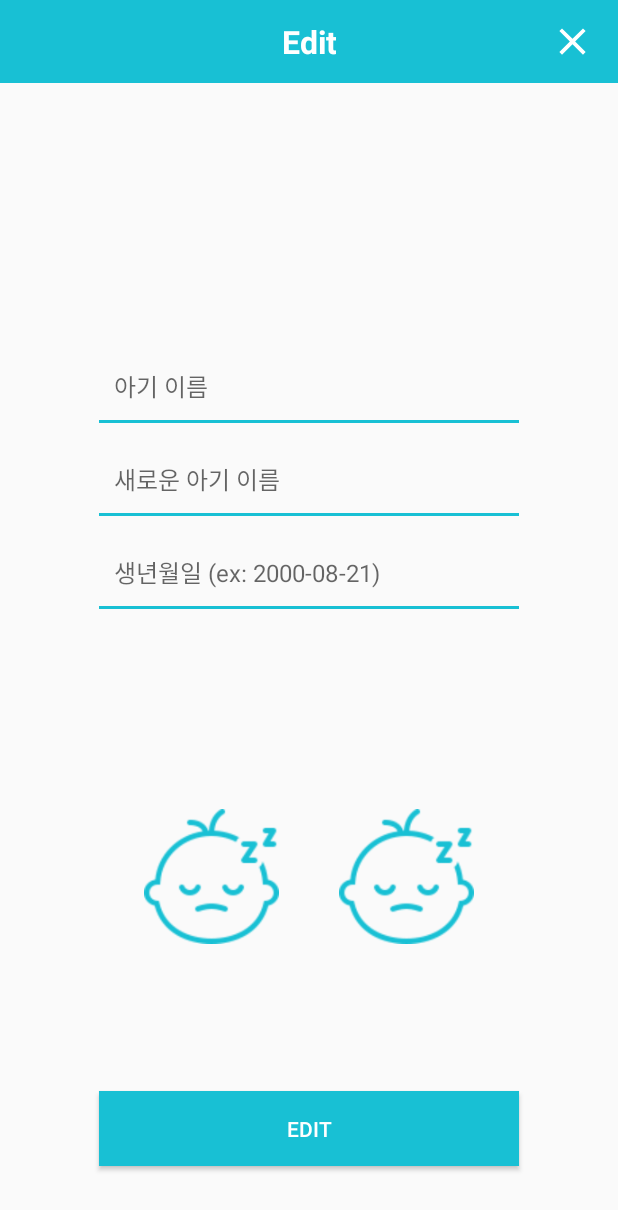
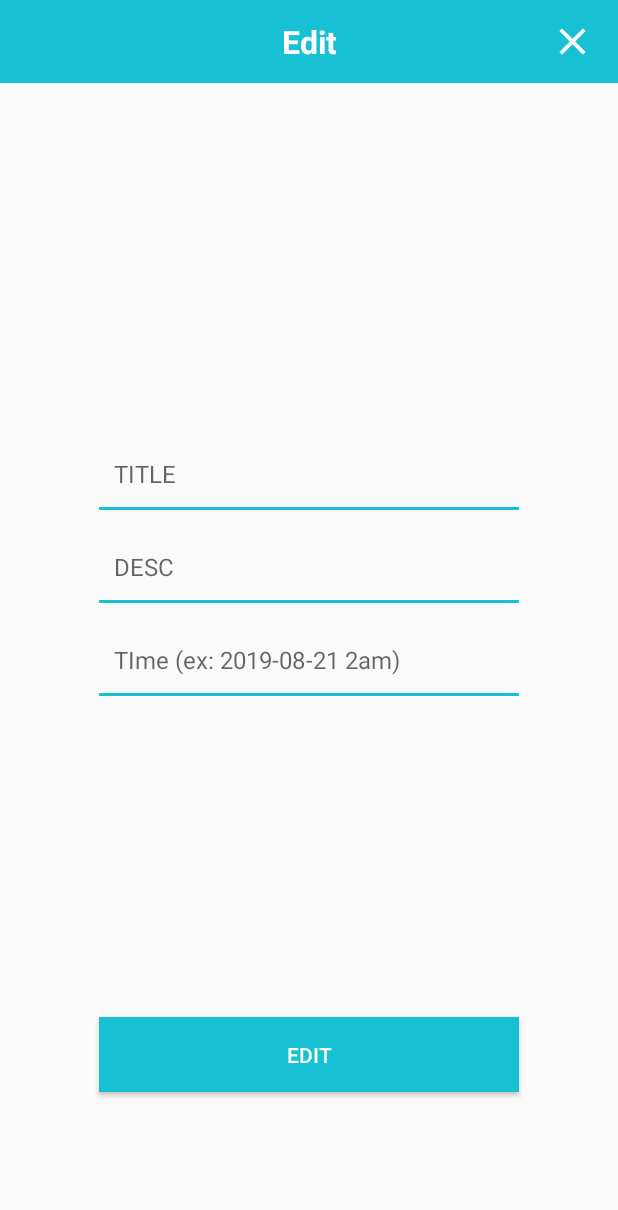
Before and after one commit to En-YJ/ImagineBaby, an Android app: the RecordsEditActivity screen opened directly, with no data from a screen before it, after a tap on "EDIT", on a phone screen of 412 x 824 dp. Shown: the top 1210 px of the screen. Run offline under Robolectric (Android 15) with nearby library versions, the phone set to English and light mode, and no system bars.

```diff
--- a/app/src/main/java/com/example/imaginebaby/DiaperFragment.java
+++ b/app/src/main/java/com/example/imaginebaby/DiaperFragment.java
@@ -97,8 +97,8 @@ public class DiaperFragment extends Fragment {
         barChart.setDescription(null); //디스크립션
 
 
-        BarDataSet set = new BarDataSet(entries, "일일 기저귀 교체 횟수");
-
+        BarDataSet set = new BarDataSet(entries, "Diaper");
+        set.setColors(Color.parseColor("#29a19c"));
         BarData data = new BarData(set);
         data.setValueFormatter(new StackedValueFormatter(true, "", 0));
         data.setBarWidth(0.9f); // set custom bar width
--- a/app/src/main/java/com/example/imaginebaby/ListAdapter.java
+++ b/app/src/main/java/com/example/imaginebaby/ListAdapter.java
@@ -114,7 +114,7 @@ public class ListAdapter extends ArrayAdapter<RecordsListItem> {
             holder.frontView.setOnClickListener(new View.OnClickListener() {
                 @Override
                 public void onClick(View view) {
-                    Toast.makeText(getContext(), "클릭..!", Toast.LENGTH_SHORT).show();
+                    //Toast.makeText(getContext(), "클릭..!", Toast.LENGTH_SHORT).show();
                 }
             });
         }
--- a/app/src/main/java/com/example/imaginebaby/MealFragment.java
+++ b/app/src/main/java/com/example/imaginebaby/MealFragment.java
@@ -123,7 +123,7 @@ public class MealFragment extends Fragment implements OnChartValueSelectedListen
         set1 = new BarDataSet(entries, "");
         set1.setDrawIcons(false);
         set1.setColors(getColors());
-        set1.setStackLabels(new String[]{"모유", "분유", "이유식"});
+        set1.setStackLabels(new String[]{"BreastMilk", "Milk", "Food"});
 
         ArrayList<IBarDataSet> dataSets = new ArrayList<>();
         dataSets.add(set1);
--- a/app/src/main/java/com/example/imaginebaby/RecordsEditActivity.java
+++ b/app/src/main/java/com/example/imaginebaby/RecordsEditActivity.java
@@ -17,7 +17,6 @@ public class RecordsEditActivity extends AppCompatActivity {
 
     private EditText edit_prev_name, edit_new_name, edit_birth;
     private Button btn_change;
-    private int gender = 2;
 
     @Override
     protected void onCreate(Bundle savedInstanceState) {
@@ -38,7 +37,6 @@ public class RecordsEditActivity extends AppCompatActivity {
     }
 
     public void change_btn() {
-        Log.d("change_btn()", "호출");
 
         edit_new_name = (EditText) findViewById(R.id.edit_new_name);
         edit_prev_name = (EditText) findViewById(R.id.edit_prev_name);
@@ -48,10 +46,10 @@ public class RecordsEditActivity extends AppCompatActivity {
         String prev_baby_name = edit_prev_name.getText().toString();
         String birth = edit_birth.getText().toString();
 
-        if (new_baby_name.equals("") || prev_baby_name.equals("") || birth.equals("") || gender == 2) {
-            Toast.makeText(getApplicationContext(), "꼭 입력해 주세요.", Toast.LENGTH_LONG).show();
+        if (new_baby_name.equals("") || prev_baby_name.equals("") || birth.equals("") ) {
+            Toast.makeText(getApplicationContext(), "No whitespace.", Toast.LENGTH_LONG).show();
         } else if (new_baby_name.equals(" ") || prev_baby_name.equals(" ") || birth.equals(" ")) {
-            Toast.makeText(getApplicationContext(), "공백 금지", Toast.LENGTH_LONG).show();
+            Toast.makeText(getApplicationContext(), "No whitespace", Toast.LENGTH_LONG).show();
         }
 
     }
--- a/app/src/main/java/com/example/imaginebaby/SleepFragment.java
+++ b/app/src/main/java/com/example/imaginebaby/SleepFragment.java
@@ -90,7 +90,7 @@ public class SleepFragment extends Fragment {
 
         chart.setDescription(null); //디스크립션
 
-        BarDataSet set = new BarDataSet(entries, "일일 수면 횟수");
+        BarDataSet set = new BarDataSet(entries, "Sleep");
         BarData data = new BarData(set);
         data.setBarWidth(0.9f); // set custom bar width
         chart.setData(data);
--- a/app/src/main/res/layout/activity_records_edit.xml
+++ b/app/src/main/res/layout/activity_records_edit.xml
@@ -48,7 +48,7 @@
     <LinearLayout
         android:layout_width="match_parent"
         android:layout_height="match_parent"
-        android:layout_weight="1.5">
+        android:layout_weight="1.7">
 
     </LinearLayout>
 
@@ -64,7 +64,7 @@
             android:layout_width="280dp"
             android:layout_height="50dp"
             android:background="@drawable/edit_text"
-            android:hint="아기 이름"
+            android:hint="TITLE"
             android:textSize="16sp"
             android:drawablePadding="10dp"
             android:padding="10dp"
@@ -76,7 +76,7 @@
             android:layout_width="280dp"
             android:layout_height="50dp"
             android:background="@drawable/edit_text"
-            android:hint="새로운 아기 이름"
+            android:hint="DESC"
             android:textSize="16sp"
             android:drawablePadding="10dp"
             android:padding="10dp"
@@ -88,7 +88,7 @@
             android:layout_width="280dp"
             android:layout_height="50dp"
             android:background="@drawable/edit_text"
-            android:hint="생년월일 (ex: 2000-08-21)"
+            android:hint="TIme (ex: 2019-08-21 2am)"
             android:textSize="16sp"
             android:drawablePadding="10dp"
             android:padding="10dp"
@@ -97,33 +97,7 @@
 
     </LinearLayout>
 
-    <LinearLayout
-        android:layout_width="match_parent"
-        android:layout_height="match_parent"
-        android:layout_weight="1.3"
-        android:gravity="center">
 
-        <ImageButton
-            android:id="@+id/btn_boy"
-            android:layout_width="90dp"
-            android:layout_height="90dp"
-            android:src="@drawable/ic_sleep_face"
-            android:background="@android:color/transparent"
-            android:layout_marginLeft="30dp"
-            android:scaleType="centerCrop"
-            android:layout_marginRight="20dp" />
-
-        <ImageButton
-            android:id="@+id/btn_girl"
-            android:layout_width="90dp"
-            android:layout_height="90dp"
-            android:src="@drawable/ic_sleep_face"
-            android:scaleType="centerCrop"
-            android:background="@android:color/transparent"
-            android:layout_marginLeft="20dp"
-            android:layout_marginRight="30dp"/>
-
-    </LinearLayout>
 
     <LinearLayout
         android:layout_width="match_parent"
--- a/app/src/main/res/layout/growth_fragment.xml
+++ b/app/src/main/res/layout/growth_fragment.xml
@@ -141,7 +141,7 @@
                         android:layout_height="wrap_content"
                         android:layout_below="@+id/chart_tv01"
                         android:layout_marginTop="10dp"
-                        android:text="50"
+                        android:text="50 cm"
                         android:textAppearance="@style/TextAppearance.AppCompat.Large"
                         android:textColor="@color/black"
                         android:textSize="22dp" />
@@ -171,7 +171,7 @@
                         android:layout_height="wrap_content"
                         android:layout_below="@+id/chart_tv02"
                         android:layout_marginTop="10dp"
-                        android:text="100"
+                        android:text="15 kg"
                         android:textAppearance="@style/TextAppearance.AppCompat.Large"
                         android:textColor="@color/black"
                         android:textSize="22dp" />
@@ -201,7 +201,7 @@
                         android:layout_height="wrap_content"
                         android:layout_below="@+id/chart_tv03"
                         android:layout_marginTop="10dp"
-                        android:text="50"
+                        android:text="50 inch"
                         android:textAppearance="@style/TextAppearance.AppCompat.Large"
                         android:textColor="@color/black"
                         android:textSize="22dp" />
--- a/app/src/main/res/layout/meal_fragment.xml
+++ b/app/src/main/res/layout/meal_fragment.xml
@@ -144,7 +144,7 @@
                         android:layout_height="wrap_content"
                         android:layout_below="@+id/chart_tv02"
                         android:layout_marginTop="10dp"
-                        android:text="100Kg"
+                        android:text="7"
                         android:textAppearance="@style/TextAppearance.AppCompat.Large"
                         android:textColor="@color/black"
                         android:textSize="22dp" />
@@ -174,7 +174,7 @@
                         android:layout_height="wrap_content"
                         android:layout_below="@+id/chart_tv03"
                         android:layout_marginTop="10dp"
-                        android:text="999kg"
+                        android:text="7 ml"
                         android:textAppearance="@style/TextAppearance.AppCompat.Large"
                         android:textColor="@color/black"
                         android:textSize="22dp"/>
--- a/app/src/main/res/layout/records_listview_item.xml
+++ b/app/src/main/res/layout/records_listview_item.xml
@@ -72,7 +72,7 @@
                     android:layout_height="25dp"
                     android:textSize="17dp"
                     android:textColor="#4C4C4C"
-                    android:text="유저이름"/>
+                    android:text="Title"/>
 
                 <!-- 기록 내용 -->
                 <TextView
@@ -84,7 +84,7 @@
                     android:maxLines="1"
                     android:ellipsize="end"
                     android:singleLine="true"
-                    android:text="기록 내용"/>
+                    android:text="desc"/>
             </LinearLayout>
 
             <!-- 기록 시간 -->
--- a/app/src/main/res/layout/sleep_fragment.xml
+++ b/app/src/main/res/layout/sleep_fragment.xml
@@ -144,7 +144,7 @@
                         android:layout_height="wrap_content"
                         android:layout_below="@+id/chart_tv02"
                         android:layout_marginTop="10dp"
-                        android:text="1시간"
+                        android:text="3 times"
                         android:textAppearance="@style/TextAppearance.AppCompat.Large"
                         android:textSize="22dp" />
 
@@ -173,7 +173,7 @@
                         android:layout_height="wrap_content"
                         android:layout_below="@+id/chart_tv03"
                         android:layout_marginTop="10dp"
-                        android:text="13시간"
+                        android:text="13 hour"
                         android:textAppearance="@style/TextAppearance.AppCompat.Large"
                         android:textSize="22dp" />
 
```
Also changed, not shown: app/src/main/java/com/example/imaginebaby/GrowthFragment.java (+10 -19 lines).
